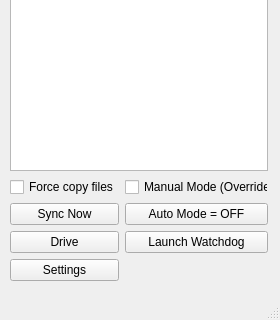
Above: ARS.ui from Chillwind132/FileSync_ARS before the change; both pictures show x 0 to 280 and y 140 to 460 of the 280 by 460 pixel window. Below: the same form after it.
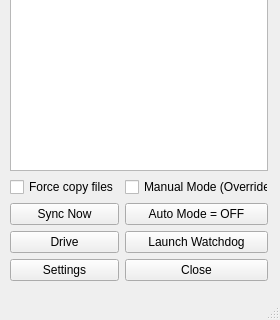
That is the form after the change.

The edit to the form file:
```diff
--- a/ARS.ui
+++ b/ARS.ui
@@ -128,6 +128,13 @@
        </property>
       </widget>
      </item>
+     <item row="8" column="1">
+      <widget class="QPushButton" name="pushButton">
+       <property name="text">
+        <string>Close</string>
+       </property>
+      </widget>
+     </item>
     </layout>
    </widget>
   </widget>
```
